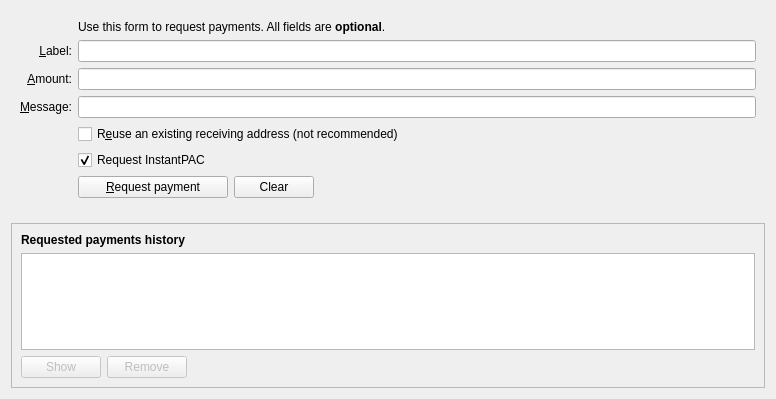
This is src/qt/forms/receivecoinsdialog.ui in CryptoMx/PAC as Qt 5 draws it before an edit. The edited form follows.
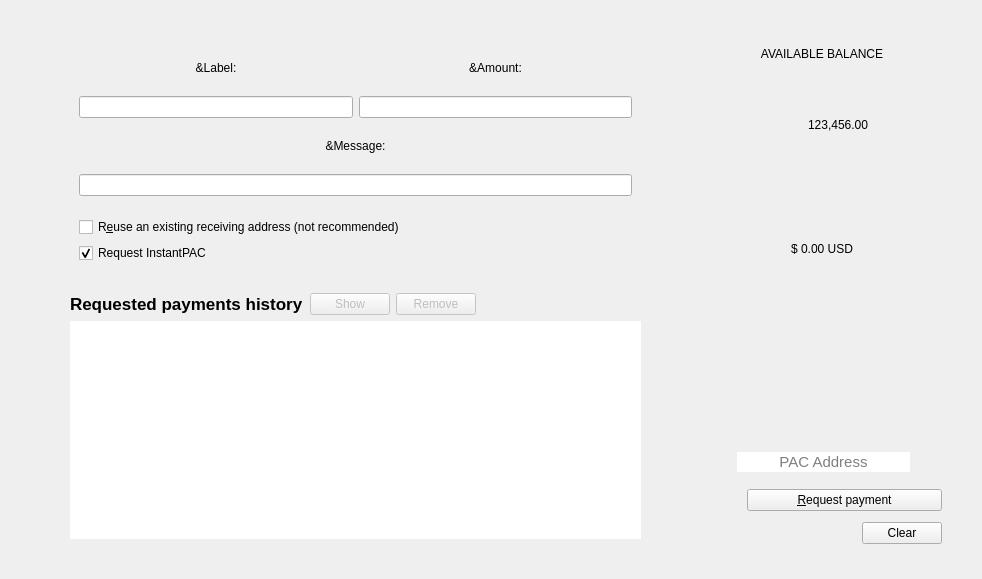
This is the edited form. Icons and pictures are not drawn. Custom widgets are drawn as their Qt base class.

Commit message:
Receivecoins dialog re design
QRCode included
Some ui bugs to fix yet

```diff
--- a/src/qt/forms/receivecoinsdialog.ui
+++ b/src/qt/forms/receivecoinsdialog.ui
@@ -6,96 +6,86 @@
    <rect>
     <x>0</x>
     <y>0</y>
-    <width>776</width>
-    <height>399</height>
+    <width>982</width>
+    <height>579</height>
    </rect>
   </property>
+  <property name="sizePolicy">
+   <sizepolicy hsizetype="Preferred" vsizetype="Expanding">
+    <horstretch>0</horstretch>
+    <verstretch>0</verstretch>
+   </sizepolicy>
+  </property>
+  <property name="styleSheet">
+   <string notr="true">QFrame{
+  border:none;
+}</string>
+  </property>
   <property name="class" stdset="0">
    <string>container</string>
   </property>
-  <layout class="QVBoxLayout" name="verticalLayout" stretch="0,0,1">
+  <layout class="QVBoxLayout" name="verticalLayout" stretch="0">
    <item>
     <widget class="QFrame" name="frame2">
      <property name="sizePolicy">
-      <sizepolicy hsizetype="Preferred" vsizetype="Expanding">
+      <sizepolicy hsizetype="Preferred" vsizetype="MinimumExpanding">
        <horstretch>0</horstretch>
        <verstretch>0</verstretch>
       </sizepolicy>
      </property>
-     <property name="styleSheet">
-      <string notr="true">#frame2{border:0px;}</string>
-     </property>
-     <property name="frameShape">
-      <enum>QFrame::StyledPanel</enum>
-     </property>
-     <property name="frameShadow">
-      <enum>QFrame::Sunken</enum>
-     </property>
-     <layout class="QVBoxLayout" name="verticalLayout_3">
+     <layout class="QHBoxLayout" name="horizontalLayout_3">
       <item>
-       <layout class="QGridLayout" name="gridLayout">
-        <item row="7" column="2">
-         <widget class="QCheckBox" name="reuseAddress">
-          <property name="toolTip">
-           <string>Reuse one of the previously used receiving addresses.&lt;br&gt;Reusing addresses has security and privacy issues.&lt;br&gt;Do not use this unless re-generating a payment request made before.</string>
-          </property>
-          <property name="text">
-           <string>R&amp;euse an existing receiving address (not recommended)</string>
-          </property>
-         </widget>
-        </item>
-        <item row="7" column="0">
-         <widget class="QLabel" name="label_4">
-          <property name="text">
-           <string/>
-          </property>
-         </widget>
-        </item>
-        <item row="6" column="0">
-         <widget class="QLabel" name="label_3">
-          <property name="toolTip">
-           <string>An optional message to attach to the payment request, which will be displayed when the request is opened. Note: The message will not be sent with the payment over the PAC network.</string>
-          </property>
-          <property name="text">
-           <string>&amp;Message:</string>
-          </property>
-          <property name="alignment">
-           <set>Qt::AlignRight|Qt::AlignTrailing|Qt::AlignVCenter</set>
-          </property>
-          <property name="buddy">
-           <cstring>reqMessage</cstring>
-          </property>
-         </widget>
-        </item>
-        <item row="4" column="2">
-         <widget class="QLineEdit" name="reqLabel">
-          <property name="toolTip">
-           <string>An optional label to associate with the new receiving address.</string>
-          </property>
-          <property name="class" stdset="0">
-           <string>LineEdit</string>
-          </property>
-         </widget>
-        </item>
-        <item row="6" column="2">
-         <widget class="QLineEdit" name="reqMessage">
-          <property name="toolTip">
-           <string>An optional message to attach to the payment request, which will be displayed when the request is opened.&lt;br&gt;Note: The message will not be sent with the payment over the PAC network.</string>
-          </property>
-          <property name="class" stdset="0">
-           <string>LineEdit</string>
-          </property>
-         </widget>
-        </item>
-        <item row="2" column="2">
-         <widget class="QLabel" name="label_5">
-          <property name="text">
-           <string>Use this form to request payments. All fields are &lt;b&gt;optional&lt;/b&gt;.</string>
-          </property>
-         </widget>
-        </item>
-        <item row="4" column="0">
+       <widget class="QFrame" name="gridFrame">
+        <property name="sizePolicy">
+         <sizepolicy hsizetype="Expanding" vsizetype="MinimumExpanding">
+          <horstretch>0</horstretch>
+          <verstretch>0</verstretch>
+         </sizepolicy>
+        </property>
+        <property name="maximumSize">
+         <size>
+          <width>16777215</width>
+          <height>16777215</height>
+         </size>
+        </property>
+        <layout class="QGridLayout" name="gridForLeft">
+         <property name="leftMargin">
+          <number>50</number>
+         </property>
+         <property name="topMargin">
+          <number>17</number>
+         </property>
+         <property name="rightMargin">
+          <number>50</number>
+         </property>
+         <property name="bottomMargin">
+          <number>20</number>
+         </property>
+         <item row="1" column="0">
+          <widget class="QFrame" name="verticalFrame">
+           <property name="minimumSize">
+            <size>
+             <width>0</width>
+             <height>250</height>
+            </size>
+           </property>
+           <property name="maximumSize">
+            <size>
+             <width>16777215</width>
+             <height>450</height>
+            </size>
+           </property>
+           <layout class="QVBoxLayout" name="formLayouts">
+            <item>
+             <layout class="QHBoxLayout" name="horizontalLayout_6">
+              <item>
          <widget class="QLabel" name="label_2">
+                <property name="sizePolicy">
+                 <sizepolicy hsizetype="Preferred" vsizetype="Fixed">
+                  <horstretch>0</horstretch>
+                  <verstretch>0</verstretch>
+                 </sizepolicy>
+                </property>
           <property name="toolTip">
            <string>An optional label to associate with the new receiving address.</string>
           </property>
@@ -103,15 +93,27 @@
            <string>&amp;Label:</string>
           </property>
           <property name="alignment">
-           <set>Qt::AlignRight|Qt::AlignTrailing|Qt::AlignVCenter</set>
-          </property>
-          <property name="buddy">
-           <cstring>reqLabel</cstring>
+                 <set>Qt::AlignCenter</set>
+                </property>
+                <property name="class" stdset="0">
+                 <string>titleLabel</string>
           </property>
          </widget>
         </item>
-        <item row="5" column="0">
+              <item>
          <widget class="QLabel" name="label">
+                <property name="sizePolicy">
+                 <sizepolicy hsizetype="Preferred" vsizetype="Fixed">
+                  <horstretch>0</horstretch>
+                  <verstretch>0</verstretch>
+                 </sizepolicy>
+                </property>
+                <property name="maximumSize">
+                 <size>
+                  <width>300</width>
+                  <height>16777215</height>
+                 </size>
+                </property>
           <property name="toolTip">
            <string>An optional amount to request. Leave this empty or zero to not request a specific amount.</string>
           </property>
@@ -119,90 +121,179 @@
            <string>&amp;Amount:</string>
           </property>
           <property name="alignment">
-           <set>Qt::AlignRight|Qt::AlignTrailing|Qt::AlignVCenter</set>
-          </property>
-          <property name="buddy">
-           <cstring>reqAmount</cstring>
+                 <set>Qt::AlignCenter</set>
+                </property>
+                <property name="class" stdset="0">
+                 <string>titleLabel</string>
           </property>
          </widget>
         </item>
-        <item row="5" column="2">
+             </layout>
+            </item>
+            <item>
+             <layout class="QHBoxLayout" name="labelLayout">
+              <item>
+               <widget class="QLineEdit" name="reqLabel">
+                <property name="sizePolicy">
+                 <sizepolicy hsizetype="Expanding" vsizetype="Fixed">
+                  <horstretch>0</horstretch>
+                  <verstretch>0</verstretch>
+                 </sizepolicy>
+                </property>
+                <property name="minimumSize">
+                 <size>
+                  <width>200</width>
+                  <height>0</height>
+                 </size>
+                </property>
+                <property name="maximumSize">
+                 <size>
+                  <width>16777215</width>
+                  <height>16777215</height>
+                 </size>
+                </property>
+                <property name="toolTip">
+                 <string>An optional label to associate with the new receiving address.</string>
+                </property>
+                <property name="alignment">
+                 <set>Qt::AlignCenter</set>
+                </property>
+                <property name="class" stdset="0">
+                 <string>LineEdit</string>
+                </property>
+               </widget>
+              </item>
+              <item>
          <widget class="BitcoinAmountField" name="reqAmount">
+                <property name="sizePolicy">
+                 <sizepolicy hsizetype="Expanding" vsizetype="Fixed">
+                  <horstretch>0</horstretch>
+                  <verstretch>0</verstretch>
+                 </sizepolicy>
+                </property>
           <property name="minimumSize">
            <size>
-            <width>80</width>
+                  <width>0</width>
             <height>0</height>
            </size>
           </property>
+                <property name="maximumSize">
+                 <size>
+                  <width>300</width>
+                  <height>16777215</height>
+                 </size>
+                </property>
           <property name="toolTip">
            <string>An optional amount to request. Leave this empty or zero to not request a specific amount.</string>
           </property>
+                <property name="styleSheet">
+                 <string notr="true"/>
+                </property>
           <property name="class" stdset="0">
            <string>LineEdit</string>
           </property>
          </widget>
         </item>
-        <item row="9" column="2">
-         <layout class="QHBoxLayout" name="horizontalLayout">
+             </layout>
+            </item>
           <item>
-           <widget class="QPushButton" name="receiveButton">
-            <property name="minimumSize">
-             <size>
-              <width>150</width>
-              <height>0</height>
-             </size>
-            </property>
+             <widget class="QLabel" name="label_3">
+              <property name="sizePolicy">
+               <sizepolicy hsizetype="Preferred" vsizetype="Fixed">
+                <horstretch>0</horstretch>
+                <verstretch>0</verstretch>
+               </sizepolicy>
+              </property>
+              <property name="toolTip">
+               <string>An optional message to attach to the payment request, which will be displayed when the request is opened. Note: The message will not be sent with the payment over the Paccoin network.</string>
+              </property>
             <property name="text">
-             <string>&amp;Request payment</string>
-            </property>
+               <string>&amp;Message:</string>
+              </property>
+              <property name="alignment">
+               <set>Qt::AlignCenter</set>
+              </property>
             <property name="class" stdset="0">
              <string>accentButton</string>
             </property>
            </widget>
           </item>
           <item>
-           <widget class="QPushButton" name="clearButton">
+             <layout class="QHBoxLayout" name="messageLayout">
+              <item>
+               <widget class="QLineEdit" name="reqMessage">
             <property name="sizePolicy">
-             <sizepolicy hsizetype="Minimum" vsizetype="Fixed">
+                 <sizepolicy hsizetype="Expanding" vsizetype="Fixed">
               <horstretch>0</horstretch>
               <verstretch>0</verstretch>
              </sizepolicy>
             </property>
-            <property name="toolTip">
-             <string>Clear all fields of the form.</string>
-            </property>
-            <property name="text">
-             <string>Clear</string>
-            </property>
-            <property name="autoDefault">
-             <bool>false</bool>
-            </property>
-           </widget>
-          </item>
+                <property name="minimumSize">
+                 <size>
+                  <width>0</width>
+                  <height>0</height>
+                 </size>
+                </property>
+                <property name="maximumSize">
+                 <size>
+                  <width>16777215</width>
+                  <height>16777215</height>
+                 </size>
+                </property>
+                <property name="toolTip">
+                 <string>An optional message to attach to the payment request, which will be displayed when the request is opened.&lt;br&gt;Note: The message will not be sent with the payment over the Paccoin network.</string>
+                </property>
+                <property name="class" stdset="0">
+                 <string>LineEdit</string>
+                </property>
+               </widget>
+              </item>
+             </layout>
+            </item>
           <item>
-           <spacer name="horizontalSpacer">
-            <property name="orientation">
-             <enum>Qt::Horizontal</enum>
-            </property>
-            <property name="sizeHint" stdset="0">
+             <layout class="QVBoxLayout" name="verticalLayout_2">
+              <item>
+               <widget class="QCheckBox" name="reuseAddress">
+                <property name="sizePolicy">
+                 <sizepolicy hsizetype="Expanding" vsizetype="Fixed">
+                  <horstretch>0</horstretch>
+                  <verstretch>0</verstretch>
+                 </sizepolicy>
+                </property>
+                <property name="minimumSize">
              <size>
-              <width>40</width>
-              <height>20</height>
-             </size>
-            </property>
-           </spacer>
-          </item>
-         </layout>
-        </item>
-        <item row="9" column="0">
-         <widget class="QLabel" name="label_7">
+                  <width>0</width>
+                  <height>0</height>
+                 </size>
+                </property>
+                <property name="toolTip">
+                 <string>Reuse one of the previously used receiving addresses.&lt;br&gt;Reusing addresses has security and privacy issues.&lt;br&gt;Do not use this unless re-generating a payment request made before.</string>
+                </property>
           <property name="text">
-           <string/>
+                 <string>R&amp;euse an existing receiving address (not recommended)</string>
           </property>
          </widget>
         </item>
-        <item row="8" column="2">
+              <item>
          <widget class="QCheckBox" name="checkUseInstantSend">
+                <property name="sizePolicy">
+                 <sizepolicy hsizetype="Expanding" vsizetype="Fixed">
+                  <horstretch>0</horstretch>
+                  <verstretch>0</verstretch>
+                 </sizepolicy>
+                </property>
+                <property name="minimumSize">
+                 <size>
+                  <width>150</width>
+                  <height>0</height>
+                 </size>
+                </property>
+                <property name="maximumSize">
+                 <size>
+                  <width>16777215</width>
+                  <height>16777215</height>
+                 </size>
+                </property>
           <property name="text">
            <string>Request InstantPAC</string>
           </property>
@@ -216,38 +307,19 @@
      </layout>
     </widget>
    </item>
-   <item>
-    <spacer name="verticalSpacer_2">
-     <property name="orientation">
-      <enum>Qt::Vertical</enum>
-     </property>
-     <property name="sizeHint" stdset="0">
-      <size>
-       <width>20</width>
-       <height>10</height>
-      </size>
-     </property>
-    </spacer>
-   </item>
-   <item>
-    <widget class="QFrame" name="frame">
-     <property name="sizePolicy">
-      <sizepolicy hsizetype="Preferred" vsizetype="Expanding">
-       <horstretch>0</horstretch>
-       <verstretch>0</verstretch>
-      </sizepolicy>
-     </property>
-     <property name="frameShape">
-      <enum>QFrame::StyledPanel</enum>
-     </property>
-     <property name="frameShadow">
-      <enum>QFrame::Raised</enum>
-     </property>
-     <layout class="QVBoxLayout" name="verticalLayout_2">
+         <item row="2" column="0">
+          <layout class="QHBoxLayout" name="horizontalLayout_2">
       <item>
        <widget class="QLabel" name="label_6">
+             <property name="sizePolicy">
+              <sizepolicy hsizetype="Preferred" vsizetype="Fixed">
+               <horstretch>0</horstretch>
+               <verstretch>0</verstretch>
+              </sizepolicy>
+             </property>
         <property name="font">
          <font>
+               <pointsize>13</pointsize>
           <weight>75</weight>
           <bold>true</bold>
          </font>
@@ -258,21 +330,6 @@
        </widget>
       </item>
       <item>
-       <widget class="QTableView" name="recentRequestsView">
-        <property name="contextMenuPolicy">
-         <enum>Qt::CustomContextMenu</enum>
-        </property>
-        <property name="tabKeyNavigation">
-         <bool>false</bool>
-        </property>
-        <property name="sortingEnabled">
-         <bool>true</bool>
-        </property>
-       </widget>
-      </item>
-      <item>
-       <layout class="QHBoxLayout" name="horizontalLayout_2">
-        <item>
          <widget class="QPushButton" name="showRequestButton">
           <property name="enabled">
            <bool>false</bool>
@@ -280,6 +337,9 @@
           <property name="toolTip">
            <string>Show the selected request (does the same as double clicking an entry)</string>
           </property>
+             <property name="styleSheet">
+              <string notr="true"/>
+             </property>
           <property name="text">
            <string>Show</string>
           </property>
@@ -299,6 +359,9 @@
           <property name="toolTip">
            <string>Remove the selected entries from the list</string>
           </property>
+             <property name="styleSheet">
+              <string notr="true"/>
+             </property>
           <property name="text">
            <string>Remove</string>
           </property>
@@ -315,15 +378,524 @@
           <property name="orientation">
            <enum>Qt::Horizontal</enum>
           </property>
+             <property name="sizeType">
+              <enum>QSizePolicy::Expanding</enum>
+             </property>
           <property name="sizeHint" stdset="0">
            <size>
+               <width>0</width>
+               <height>0</height>
+              </size>
+             </property>
+            </spacer>
+           </item>
+          </layout>
+         </item>
+         <item row="4" column="0">
+          <widget class="QTableView" name="recentRequestsView">
+           <property name="sizePolicy">
+            <sizepolicy hsizetype="Expanding" vsizetype="Preferred">
+             <horstretch>0</horstretch>
+             <verstretch>0</verstretch>
+            </sizepolicy>
+           </property>
+           <property name="minimumSize">
+            <size>
+             <width>0</width>
+             <height>0</height>
+            </size>
+           </property>
+           <property name="maximumSize">
+            <size>
+             <width>16777215</width>
+             <height>16777215</height>
+            </size>
+           </property>
+           <property name="contextMenuPolicy">
+            <enum>Qt::CustomContextMenu</enum>
+           </property>
+           <property name="styleSheet">
+            <string notr="true"/>
+           </property>
+           <property name="tabKeyNavigation">
+            <bool>false</bool>
+           </property>
+           <property name="sortingEnabled">
+            <bool>true</bool>
+           </property>
+          </widget>
+         </item>
+        </layout>
+       </widget>
+      </item>
+      <item>
+       <widget class="QFrame" name="QRCodeFrame">
+        <property name="sizePolicy">
+         <sizepolicy hsizetype="Fixed" vsizetype="Preferred">
+          <horstretch>0</horstretch>
+          <verstretch>0</verstretch>
+         </sizepolicy>
+        </property>
+        <property name="minimumSize">
+         <size>
+          <width>0</width>
+          <height>0</height>
+         </size>
+        </property>
+        <property name="maximumSize">
+         <size>
+          <width>450</width>
+          <height>16777215</height>
+         </size>
+        </property>
+        <layout class="QVBoxLayout" name="verticalLayout_4">
+         <property name="spacing">
+          <number>2</number>
+         </property>
+         <property name="leftMargin">
+          <number>5</number>
+         </property>
+         <property name="topMargin">
+          <number>27</number>
+         </property>
+         <property name="rightMargin">
+          <number>20</number>
+         </property>
+         <property name="bottomMargin">
+          <number>15</number>
+         </property>
+         <item>
+          <widget class="QLabel" name="label_5">
+           <property name="sizePolicy">
+            <sizepolicy hsizetype="Preferred" vsizetype="Fixed">
+             <horstretch>0</horstretch>
+             <verstretch>0</verstretch>
+            </sizepolicy>
+           </property>
+           <property name="minimumSize">
+            <size>
+             <width>0</width>
+             <height>0</height>
+            </size>
+           </property>
+           <property name="text">
+            <string>AVAILABLE BALANCE</string>
+           </property>
+           <property name="alignment">
+            <set>Qt::AlignCenter</set>
+           </property>
+           <property name="class" stdset="0">
+            <string>titleLabel</string>
+           </property>
+          </widget>
+         </item>
+         <item>
+          <layout class="QHBoxLayout" name="horizontalLayout_5">
+           <item>
+            <spacer name="horizontalSpacer">
+             <property name="orientation">
+              <enum>Qt::Horizontal</enum>
+             </property>
+             <property name="sizeHint" stdset="0">
+              <size>
             <width>40</width>
             <height>20</height>
            </size>
           </property>
          </spacer>
         </item>
-       </layout>
+           <item>
+            <widget class="QLabel" name="iconLabelAvailableBalance">
+             <property name="sizePolicy">
+              <sizepolicy hsizetype="Fixed" vsizetype="Fixed">
+               <horstretch>0</horstretch>
+               <verstretch>0</verstretch>
+              </sizepolicy>
+             </property>
+             <property name="minimumSize">
+              <size>
+               <width>30</width>
+               <height>30</height>
+              </size>
+             </property>
+             <property name="text">
+              <string/>
+             </property>
+            </widget>
+           </item>
+           <item>
+            <widget class="QLabel" name="labelBalance">
+             <property name="minimumSize">
+              <size>
+               <width>0</width>
+               <height>0</height>
+              </size>
+             </property>
+             <property name="text">
+              <string>123,456.00</string>
+             </property>
+             <property name="class" stdset="0">
+              <string>pacCoinsLabel</string>
+             </property>
+            </widget>
+           </item>
+           <item>
+            <spacer name="horizontalSpacer_5">
+             <property name="orientation">
+              <enum>Qt::Horizontal</enum>
+             </property>
+             <property name="sizeHint" stdset="0">
+              <size>
+               <width>40</width>
+               <height>20</height>
+              </size>
+             </property>
+            </spacer>
+           </item>
+          </layout>
+         </item>
+         <item>
+          <widget class="QLabel" name="labelAvailableUSD">
+           <property name="minimumSize">
+            <size>
+             <width>0</width>
+             <height>0</height>
+            </size>
+           </property>
+           <property name="text">
+            <string>$ 0.00 USD</string>
+           </property>
+           <property name="alignment">
+            <set>Qt::AlignCenter</set>
+           </property>
+           <property name="class" stdset="0">
+            <string>usdLabel</string>
+           </property>
+          </widget>
+         </item>
+         <item>
+          <spacer name="verticalSpacer_2">
+           <property name="orientation">
+            <enum>Qt::Vertical</enum>
+           </property>
+           <property name="sizeType">
+            <enum>QSizePolicy::Preferred</enum>
+           </property>
+           <property name="sizeHint" stdset="0">
+            <size>
+             <width>0</width>
+             <height>0</height>
+            </size>
+           </property>
+          </spacer>
+         </item>
+         <item>
+          <widget class="QFrame" name="frame">
+           <property name="sizePolicy">
+            <sizepolicy hsizetype="Preferred" vsizetype="Preferred">
+             <horstretch>0</horstretch>
+             <verstretch>0</verstretch>
+            </sizepolicy>
+           </property>
+           <property name="maximumSize">
+            <size>
+             <width>400</width>
+             <height>400</height>
+            </size>
+           </property>
+           <layout class="QHBoxLayout" name="qrLayoutContainer"/>
+          </widget>
+         </item>
+         <item>
+          <spacer name="verticalSpacer_3">
+           <property name="orientation">
+            <enum>Qt::Vertical</enum>
+           </property>
+           <property name="sizeType">
+            <enum>QSizePolicy::Fixed</enum>
+           </property>
+           <property name="sizeHint" stdset="0">
+            <size>
+             <width>0</width>
+             <height>10</height>
+            </size>
+           </property>
+          </spacer>
+         </item>
+         <item>
+          <layout class="QHBoxLayout" name="horizontalLayout_7">
+           <item>
+            <spacer name="horizontalSpacer_7">
+             <property name="orientation">
+              <enum>Qt::Horizontal</enum>
+             </property>
+             <property name="sizeType">
+              <enum>QSizePolicy::Fixed</enum>
+             </property>
+             <property name="sizeHint" stdset="0">
+              <size>
+               <width>35</width>
+               <height>20</height>
+              </size>
+             </property>
+            </spacer>
+           </item>
+           <item>
+            <widget class="QLineEdit" name="lineEditCurrentAddress">
+             <property name="enabled">
+              <bool>true</bool>
+             </property>
+             <property name="sizePolicy">
+              <sizepolicy hsizetype="MinimumExpanding" vsizetype="Fixed">
+               <horstretch>0</horstretch>
+               <verstretch>0</verstretch>
+              </sizepolicy>
+             </property>
+             <property name="minimumSize">
+              <size>
+               <width>0</width>
+               <height>0</height>
+              </size>
+             </property>
+             <property name="maximumSize">
+              <size>
+               <width>300</width>
+               <height>16777215</height>
+              </size>
+             </property>
+             <property name="font">
+              <font>
+               <pointsize>11</pointsize>
+              </font>
+             </property>
+             <property name="acceptDrops">
+              <bool>false</bool>
+             </property>
+             <property name="toolTip">
+              <string>Last PAC Address generated</string>
+             </property>
+             <property name="toolTipDuration">
+              <number>2</number>
+             </property>
+             <property name="whatsThis">
+              <string>Last PAC Address</string>
+             </property>
+             <property name="locale">
+              <locale language="English" country="UnitedStates"/>
+             </property>
+             <property name="inputMethodHints">
+              <set>Qt::ImhNone</set>
+             </property>
+             <property name="inputMask">
+              <string/>
+             </property>
+             <property name="text">
+              <string/>
+             </property>
+             <property name="frame">
+              <bool>false</bool>
+             </property>
+             <property name="alignment">
+              <set>Qt::AlignCenter</set>
+             </property>
+             <property name="readOnly">
+              <bool>true</bool>
+             </property>
+             <property name="placeholderText">
+              <string>PAC Address</string>
+             </property>
+             <property name="clearButtonEnabled">
+              <bool>false</bool>
+             </property>
+             <property name="class" stdset="0">
+              <string>LineEditMedium</string>
+             </property>
+            </widget>
+           </item>
+           <item>
+            <widget class="QToolButton" name="btnCopyLastAddress">
+             <property name="minimumSize">
+              <size>
+               <width>0</width>
+               <height>0</height>
+              </size>
+             </property>
+             <property name="maximumSize">
+              <size>
+               <width>30</width>
+               <height>30</height>
+              </size>
+             </property>
+             <property name="toolTip">
+              <string>Copy Last PAC Address Generated</string>
+             </property>
+             <property name="text">
+              <string/>
+             </property>
+             <property name="icon">
+              <iconset resource="../dash.qrc">
+               <normaloff>:/icons/drkblue/editcopy</normaloff>:/icons/drkblue/editcopy</iconset>
+             </property>
+             <property name="iconSize">
+              <size>
+               <width>24</width>
+               <height>24</height>
+              </size>
+             </property>
+             <property name="checkable">
+              <bool>false</bool>
+             </property>
+             <property name="autoRepeat">
+              <bool>false</bool>
+             </property>
+             <property name="autoExclusive">
+              <bool>false</bool>
+             </property>
+             <property name="popupMode">
+              <enum>QToolButton::InstantPopup</enum>
+             </property>
+             <property name="toolButtonStyle">
+              <enum>Qt::ToolButtonIconOnly</enum>
+             </property>
+             <property name="autoRaise">
+              <bool>true</bool>
+             </property>
+             <property name="arrowType">
+              <enum>Qt::NoArrow</enum>
+             </property>
+             <property name="class" stdset="0">
+              <string>QuickButton</string>
+             </property>
+            </widget>
+           </item>
+          </layout>
+         </item>
+         <item>
+          <spacer name="verticalSpacer">
+           <property name="orientation">
+            <enum>Qt::Vertical</enum>
+           </property>
+           <property name="sizeType">
+            <enum>QSizePolicy::Preferred</enum>
+           </property>
+           <property name="sizeHint" stdset="0">
+            <size>
+             <width>0</width>
+             <height>10</height>
+            </size>
+           </property>
+          </spacer>
+         </item>
+         <item>
+          <layout class="QHBoxLayout" name="horizontalLayout">
+           <item>
+            <spacer name="horizontalSpacer_6">
+             <property name="orientation">
+              <enum>Qt::Horizontal</enum>
+             </property>
+             <property name="sizeType">
+              <enum>QSizePolicy::Fixed</enum>
+             </property>
+             <property name="sizeHint" stdset="0">
+              <size>
+               <width>45</width>
+               <height>10</height>
+              </size>
+             </property>
+            </spacer>
+           </item>
+           <item>
+            <widget class="QPushButton" name="receiveButton">
+             <property name="sizePolicy">
+              <sizepolicy hsizetype="MinimumExpanding" vsizetype="Fixed">
+               <horstretch>0</horstretch>
+               <verstretch>0</verstretch>
+              </sizepolicy>
+             </property>
+             <property name="minimumSize">
+              <size>
+               <width>0</width>
+               <height>0</height>
+              </size>
+             </property>
+             <property name="maximumSize">
+              <size>
+               <width>16777215</width>
+               <height>16777215</height>
+              </size>
+             </property>
+             <property name="toolTip">
+              <string>Request a Payment and generates the Address and QRCode</string>
+             </property>
+             <property name="text">
+              <string>&amp;Request payment</string>
+             </property>
+             <property name="class" stdset="0">
+              <string>accentButton</string>
+             </property>
+            </widget>
+           </item>
+          </layout>
+         </item>
+         <item>
+          <layout class="QHBoxLayout" name="horizontaLayoutlButton">
+           <property name="topMargin">
+            <number>9</number>
+           </property>
+           <item>
+            <spacer name="horizontalSpacer_3">
+             <property name="orientation">
+              <enum>Qt::Horizontal</enum>
+             </property>
+             <property name="sizeType">
+              <enum>QSizePolicy::Expanding</enum>
+             </property>
+             <property name="sizeHint" stdset="0">
+              <size>
+               <width>160</width>
+               <height>20</height>
+              </size>
+             </property>
+            </spacer>
+           </item>
+           <item>
+            <widget class="QPushButton" name="clearButton">
+             <property name="sizePolicy">
+              <sizepolicy hsizetype="Fixed" vsizetype="Fixed">
+               <horstretch>0</horstretch>
+               <verstretch>0</verstretch>
+              </sizepolicy>
+             </property>
+             <property name="minimumSize">
+              <size>
+               <width>0</width>
+               <height>0</height>
+              </size>
+             </property>
+             <property name="maximumSize">
+              <size>
+               <width>16777215</width>
+               <height>16777215</height>
+              </size>
+             </property>
+             <property name="toolTip">
+              <string>Clear all fields of the form.</string>
+             </property>
+             <property name="layoutDirection">
+              <enum>Qt::LeftToRight</enum>
+             </property>
+             <property name="text">
+              <string>Clear</string>
+             </property>
+             <property name="autoDefault">
+              <bool>false</bool>
+             </property>
+            </widget>
+           </item>
+          </layout>
+         </item>
+        </layout>
+       </widget>
       </item>
      </layout>
     </widget>
```
Left out of the diff: 11 changed lines with no effect on the pictures. Lines whose indentation alone changed are shown as unchanged. The commit also changes 4 other files.
